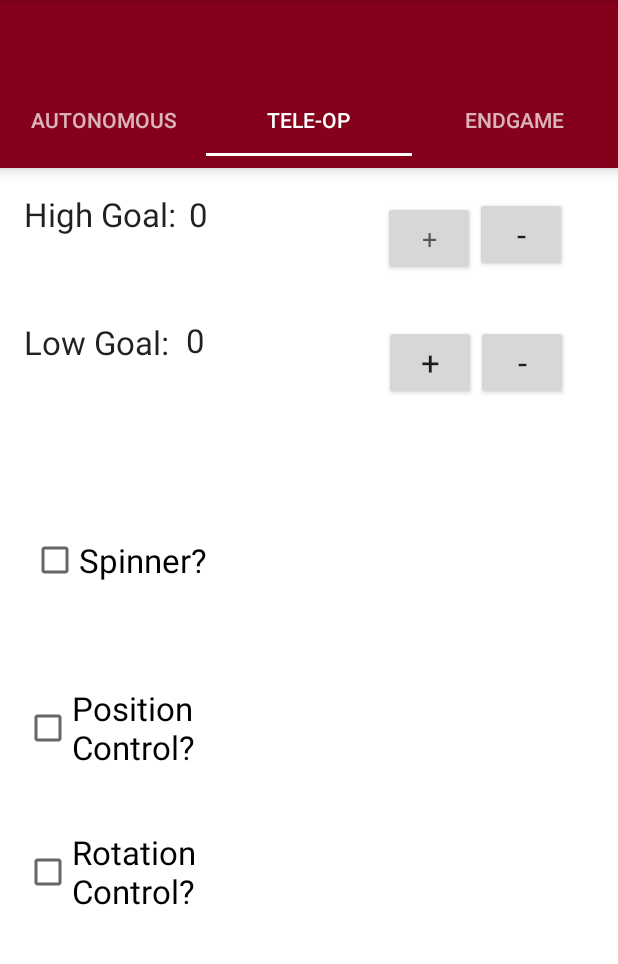
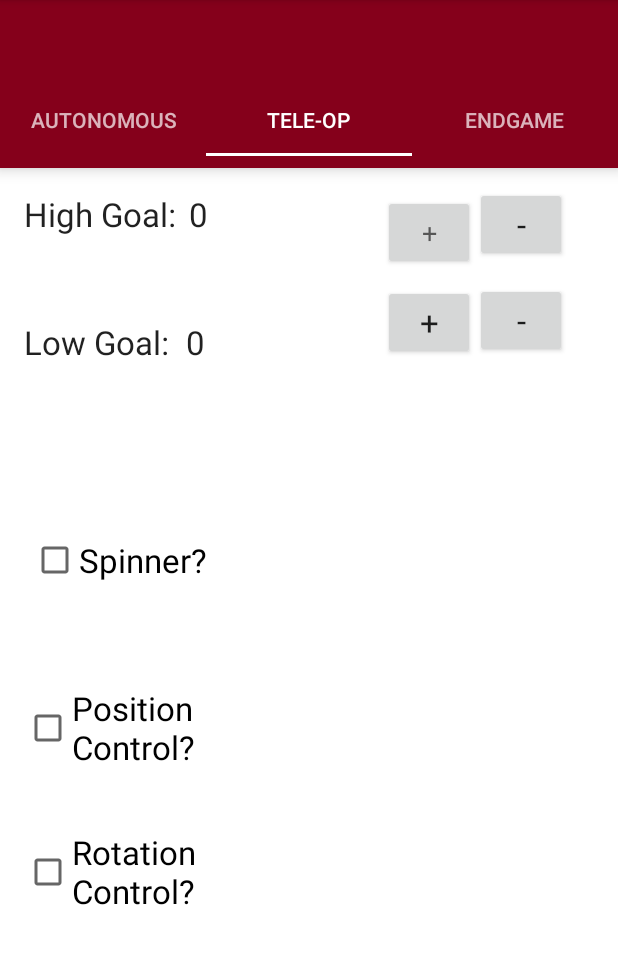
Before and after one commit to CRRobotics/Scouter2020, an Android app: the screen it shows after launch (MainActivity), tab 2 chosen, on a phone screen of 412 x 824 dp, the part 84-1048 px from its top. Run offline under Robolectric (Android 15) with nearby library versions, the phone set to English and light mode, and no system bars; 3 statements that could not run were skipped.

Commit message:
added button and dropdown functionality

```diff
--- a/BigScouting2020/app/src/main/java/com/example/bigscouting2020/ui/main/Tab1.java
+++ b/BigScouting2020/app/src/main/java/com/example/bigscouting2020/ui/main/Tab1.java
@@ -9,6 +9,8 @@ import androidx.fragment.app.Fragment;
 import android.view.LayoutInflater;
 import android.view.View;
 import android.view.ViewGroup;
+import android.widget.Button;
+import android.widget.TextView;
 
 import com.example.bigscouting2020.R;
 
@@ -31,6 +33,7 @@ public class Tab1 extends Fragment {
     private String mParam2;
 
     private OnFragmentInteractionListener mListener;
+    private View topkek;
 
     public Tab1() {
         // Required empty public constructor
@@ -67,7 +70,50 @@ public class Tab1 extends Fragment {
     public View onCreateView(LayoutInflater inflater, ViewGroup container,
                              Bundle savedInstanceState) {
         // Inflate the layout for this fragment
-        return inflater.inflate(R.layout.fragment_tab1, container, false);
+        final View topkek = inflater.inflate(R.layout.fragment_tab1, container, false);
+        this.topkek = topkek;
+
+        Button button = topkek.findViewById(R.id.autoHighGoalPlus);
+        button.setOnClickListener(new View.OnClickListener() {
+            @Override
+            public void onClick(View v) {
+                TextView textView = topkek.findViewById(R.id.autoHighGoalCounter);
+                int num = Integer.parseInt(textView.getText().toString());
+                num += 1;
+                textView.setText(Integer.toString(num));
+            }
+        });
+        Button button2 = topkek.findViewById(R.id.autoHighGoalMinus);
+        button2.setOnClickListener(new View.OnClickListener() {
+            @Override
+            public void onClick(View v) {
+                TextView textView2 = topkek.findViewById(R.id.autoHighGoalCounter);
+                int num2 = Integer.parseInt(textView2.getText().toString());
+                num2 -= 1;
+                textView2.setText(Integer.toString(num2));
+            }
+        });
+        Button button3 = topkek.findViewById(R.id.autoLowGoalPlus);
+        button3.setOnClickListener(new View.OnClickListener() {
+            @Override
+            public void onClick(View v) {
+                TextView textView3 = topkek.findViewById(R.id.autoLowGoalCounter);
+                int num3 = Integer.parseInt(textView3.getText().toString());
+                num3 += 1;
+                textView3.setText(Integer.toString(num3));
+            }
+        });
+        Button button4 = topkek.findViewById(R.id.autoLowGoalMinus);
+        button4.setOnClickListener(new View.OnClickListener() {
+            @Override
+            public void onClick(View v) {
+                TextView textView4 = topkek.findViewById(R.id.autoLowGoalCounter);
+                int num4 = Integer.parseInt(textView4.getText().toString());
+                num4 -= 1;
+                textView4.setText(Integer.toString(num4));
+            }
+        });
+        return topkek;
     }
 
     // TODO: Rename method, update argument and hook method into UI event
--- a/BigScouting2020/app/src/main/java/com/example/bigscouting2020/ui/main/Tab2.java
+++ b/BigScouting2020/app/src/main/java/com/example/bigscouting2020/ui/main/Tab2.java
@@ -4,7 +4,6 @@ import android.content.Context;
 import android.net.Uri;
 import android.os.Bundle;
 
-import androidx.appcompat.app.AppCompatActivity;
 import androidx.fragment.app.Fragment;
 
 import android.view.LayoutInflater;
@@ -34,6 +33,7 @@ public class Tab2 extends Fragment {
     private String mParam2;
 
     private OnFragmentInteractionListener mListener;
+    private View topkek;
 
     public Tab2() {
         // Required empty public constructor
@@ -71,17 +71,55 @@ public class Tab2 extends Fragment {
     public View onCreateView(LayoutInflater inflater, ViewGroup container,
                              Bundle savedInstanceState) {
         // Inflate the layout for this fragment
-      //  Button b = getView().findViewById(R.id.button12);
-        //b.setOnClickListener(new View.OnClickListener() {
-          //  public void onClick(View v)
-            //{
-              //  TextView v1 = getView().find(R.id.highGoal);
-                //v1.setText(Integer.toString(Integer.parseInt(v1.getText().toString()) + 1));
-            //}
 
-        //});
-        return inflater.inflate(R.layout.fragment_tab2, container, false);
+        final View topkek = inflater.inflate(R.layout.fragment_tab2, container, false);
+        this.topkek = topkek;
+
+        Button button = topkek.findViewById(R.id.highGoalPlus);
+        button.setOnClickListener(new View.OnClickListener() {
+            @Override
+            public void onClick(View v) {
+                TextView textView = topkek.findViewById(R.id.highGoalCounter);
+                int num = Integer.parseInt(textView.getText().toString());
+                num += 1;
+                textView.setText(Integer.toString(num));
+            }
+        });
+        Button button2 = topkek.findViewById(R.id.highGoalMinus);
+        button2.setOnClickListener(new View.OnClickListener() {
+            @Override
+            public void onClick(View v) {
+                TextView textview2 = topkek.findViewById(R.id.highGoalCounter);
+                int num2 = Integer.parseInt(textview2.getText().toString());
+                num2 -= 1;
+                textview2.setText(Integer.toString(num2));
+            }
+        });
+        Button button3 = topkek.findViewById(R.id.lowGoalPlus);
+        button3.setOnClickListener(new View.OnClickListener() {
+            @Override
+            public void onClick(View v) {
+                TextView textView3 = topkek.findViewById(R.id.lowGoalCounter);
+                int num3 = Integer.parseInt(textView3.getText().toString());
+                num3 += 1;
+                textView3.setText(Integer.toString(num3));
+            }
+        });
+        Button button4 = topkek.findViewById(R.id.lowGoalMinus);
+        button4.setOnClickListener(new View.OnClickListener() {
+            @Override
+            public void onClick(View v) {
+                TextView textView4 = topkek.findViewById(R.id.lowGoalCounter);
+                int num4 = Integer.parseInt(textView4.getText().toString());
+                num4 -= 1;
+                textView4.setText(Integer.toString(num4));
+            }
+        });
+        return topkek;
     }
+
+
+
 
     // TODO: Rename method, update argument and hook method into UI event
     public void onButtonPressed(Uri uri) {
--- a/BigScouting2020/app/src/main/java/com/example/bigscouting2020/ui/main/Tab3.java
+++ b/BigScouting2020/app/src/main/java/com/example/bigscouting2020/ui/main/Tab3.java
@@ -13,6 +13,8 @@ import android.widget.ArrayAdapter;
 import android.widget.Spinner;
 
 import com.example.bigscouting2020.R;
+
+import java.lang.reflect.Array;
 
 /**
  * A simple {@link Fragment} subclass.
@@ -33,6 +35,7 @@ public class Tab3 extends Fragment {
     private String mParam2;
 
     private OnFragmentInteractionListener mListener;
+    private View topkek;
 
     public Tab3() {
         // Required empty public constructor
@@ -68,8 +71,15 @@ public class Tab3 extends Fragment {
     @Override
     public View onCreateView(LayoutInflater inflater, ViewGroup container,
                              Bundle savedInstanceState) {
-        // Inflate the layout for this fragment
-        return inflater.inflate(R.layout.fragment_tab3, container, false);
+        final View topkek = inflater.inflate(R.layout.fragment_tab3, container, false);
+        this.topkek = topkek;
+
+        Spinner dropdown = getView().findViewById(R.id.climbSpinner);
+        ArrayAdapter<CharSequence> adapter = ArrayAdapter.createFromResource(getContext(), R.array.planets_array, R.layout.support_simple_spinner_dropdown_item);
+        adapter.setDropDownViewResource(R.layout.support_simple_spinner_dropdown_item);
+        dropdown.setAdapter(adapter);
+
+        return topkek;
     }
 
     // TODO: Rename method, update argument and hook method into UI event
--- a/BigScouting2020/app/src/main/res/layout/fragment_tab2.xml
+++ b/BigScouting2020/app/src/main/res/layout/fragment_tab2.xml
@@ -8,7 +8,7 @@
     tools:context=".ui.main.Tab1">
 
     <TextView
-        android:id="@+id/textView2"
+        android:id="@+id/highGoal"
         android:layout_width="110dp"
         android:layout_height="43dp"
         android:layout_marginStart="16dp"
@@ -24,7 +24,7 @@
         app:layout_constraintVertical_bias="0.0" />
 
     <TextView
-        android:id="@+id/textView3"
+        android:id="@+id/lowGoal"
         android:layout_width="100dp"
         android:layout_height="43dp"
         android:layout_marginStart="16dp"
@@ -85,84 +85,82 @@
         app:layout_constraintVertical_bias="0.354" />
 
     <Button
-        android:id="@+id/button11"
+        android:id="@+id/lowGoalPlus"
         android:layout_width="61dp"
         android:layout_height="50dp"
         android:text="+"
         android:textAppearance="@style/TextAppearance.AppCompat.Large"
         app:layout_constraintBottom_toBottomOf="parent"
         app:layout_constraintEnd_toEndOf="parent"
-        app:layout_constraintEnd_toStartOf="@+id/button13"
+        app:layout_constraintEnd_toStartOf="@+id/lowGoalMinus"
         app:layout_constraintHorizontal_bias="1.0"
-        app:layout_constraintStart_toEndOf="@+id/textView3"
+        app:layout_constraintStart_toEndOf="@+id/lowGoal"
         app:layout_constraintTop_toTopOf="parent"
-        app:layout_constraintVertical_bias="0.173" />
+        app:layout_constraintVertical_bias="0.129" />
 
     <Button
-        android:id="@+id/button12"
+        android:id="@+id/highGoalPlus"
         android:layout_width="61dp"
         android:layout_height="50dp"
         android:layout_marginTop="16dp"
         android:layout_marginEnd="61dp"
         android:text="+"
         android:textAppearance="@style/TextAppearance.AppCompat.Medium"
-        app:layout_constraintBottom_toTopOf="@+id/button11"
-        app:layout_constraintEnd_toEndOf="@+id/button14"
+        app:layout_constraintBottom_toTopOf="@+id/lowGoalPlus"
+        app:layout_constraintEnd_toEndOf="@+id/highGoalMinus"
         app:layout_constraintHorizontal_bias="1.0"
-        app:layout_constraintStart_toEndOf="@+id/textView2"
+        app:layout_constraintStart_toEndOf="@+id/highGoalCounter"
         app:layout_constraintTop_toTopOf="parent"
         app:layout_constraintVertical_bias="0.153" />
 
     <Button
-        android:id="@+id/button13"
+        android:id="@+id/lowGoalMinus"
         android:layout_width="61dp"
         android:layout_height="50dp"
         android:text="-"
         android:textAppearance="@style/TextAppearance.AppCompat.Large"
         app:layout_constraintBottom_toBottomOf="parent"
         app:layout_constraintEnd_toEndOf="parent"
-        app:layout_constraintHorizontal_bias="0.905"
+        app:layout_constraintHorizontal_bias="0.903"
         app:layout_constraintStart_toStartOf="parent"
         app:layout_constraintTop_toTopOf="parent"
-        app:layout_constraintVertical_bias="0.173" />
+        app:layout_constraintVertical_bias="0.126" />
 
     <Button
-        android:id="@+id/button14"
+        android:id="@+id/highGoalMinus"
         android:layout_width="61dp"
         android:layout_height="50dp"
         android:text="-"
         android:textAppearance="@style/TextAppearance.AppCompat.Large"
-        app:layout_constraintBottom_toTopOf="@+id/button13"
+        app:layout_constraintBottom_toTopOf="@+id/lowGoalMinus"
         app:layout_constraintEnd_toEndOf="parent"
         app:layout_constraintHorizontal_bias="0.903"
         app:layout_constraintStart_toStartOf="parent"
         app:layout_constraintTop_toTopOf="parent"
-        app:layout_constraintVertical_bias="0.355" />
+        app:layout_constraintVertical_bias="0.465" />
 
     <TextView
-        android:id="@+id/highGoal"
-        android:layout_width="61dp"
-        android:layout_height="43dp"
-        android:layout_marginTop="16dp"
-        android:layout_marginEnd="130dp"
-        android:layout_marginBottom="41dp"
-        android:text="0"
-        android:textAppearance="@style/TextAppearance.AppCompat.Large"
-        app:layout_constraintBottom_toTopOf="@+id/textView4"
-        app:layout_constraintEnd_toEndOf="@+id/button12"
-        app:layout_constraintHorizontal_bias="0.0"
-        app:layout_constraintStart_toEndOf="@+id/textView2"
-        app:layout_constraintTop_toTopOf="parent"
-        app:layout_constraintVertical_bias="0.0" />
-
-    <TextView
-        android:id="@+id/textView4"
+        android:id="@+id/lowGoalCounter"
         android:layout_width="61dp"
         android:layout_height="43dp"
         android:layout_marginStart="8dp"
         android:layout_marginTop="100dp"
         android:text="0"
         android:textAppearance="@style/TextAppearance.AppCompat.Large"
-        app:layout_constraintStart_toEndOf="@+id/textView3"
+        app:layout_constraintBottom_toBottomOf="parent"
+        app:layout_constraintStart_toEndOf="@+id/lowGoal"
+        app:layout_constraintTop_toTopOf="parent"
+        app:layout_constraintVertical_bias="0.003" />
+
+    <TextView
+        android:id="@+id/highGoalCounter"
+        android:layout_width="61dp"
+        android:layout_height="43dp"
+        android:layout_marginTop="16dp"
+        android:text="0"
+        android:textAppearance="@style/TextAppearance.AppCompat.Large"
+        app:layout_constraintEnd_toEndOf="parent"
+        app:layout_constraintHorizontal_bias="0.0"
+        app:layout_constraintStart_toEndOf="@+id/highGoal"
         app:layout_constraintTop_toTopOf="parent" />
 </androidx.constraintlayout.widget.ConstraintLayout>
```
Also changed, not shown: BigScouting2020/app/src/main/res/layout/fragment_tab1.xml (+12 -10 lines), BigScouting2020/app/src/main/res/layout/loadingscreen.xml (+15 -10 lines).
